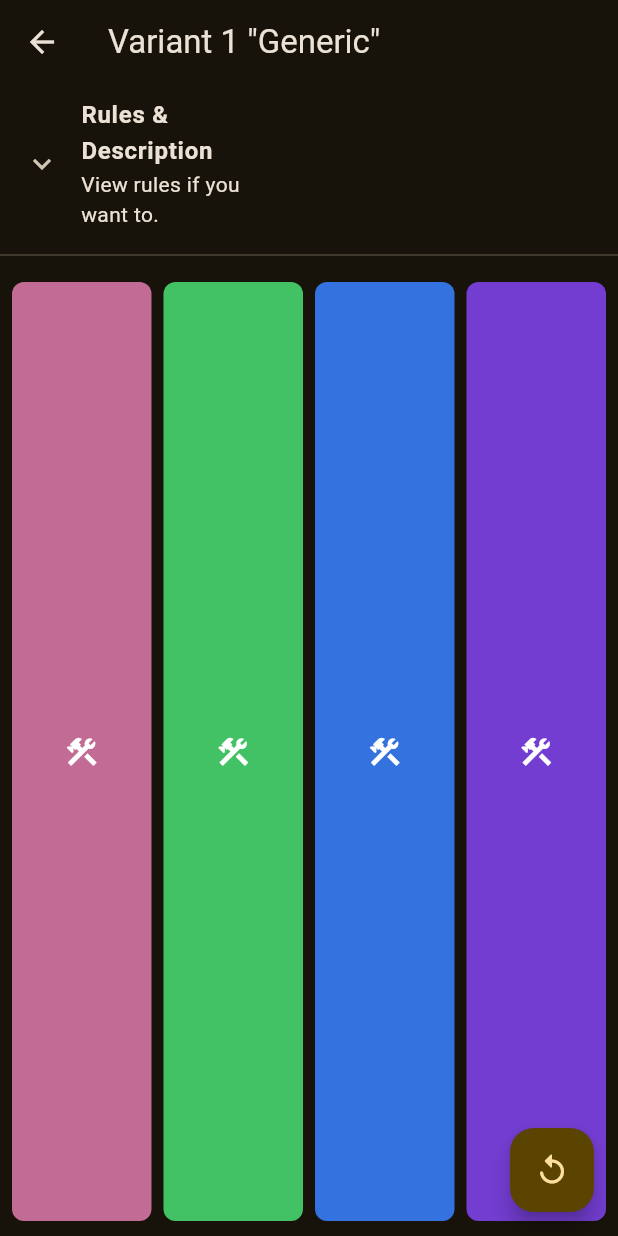
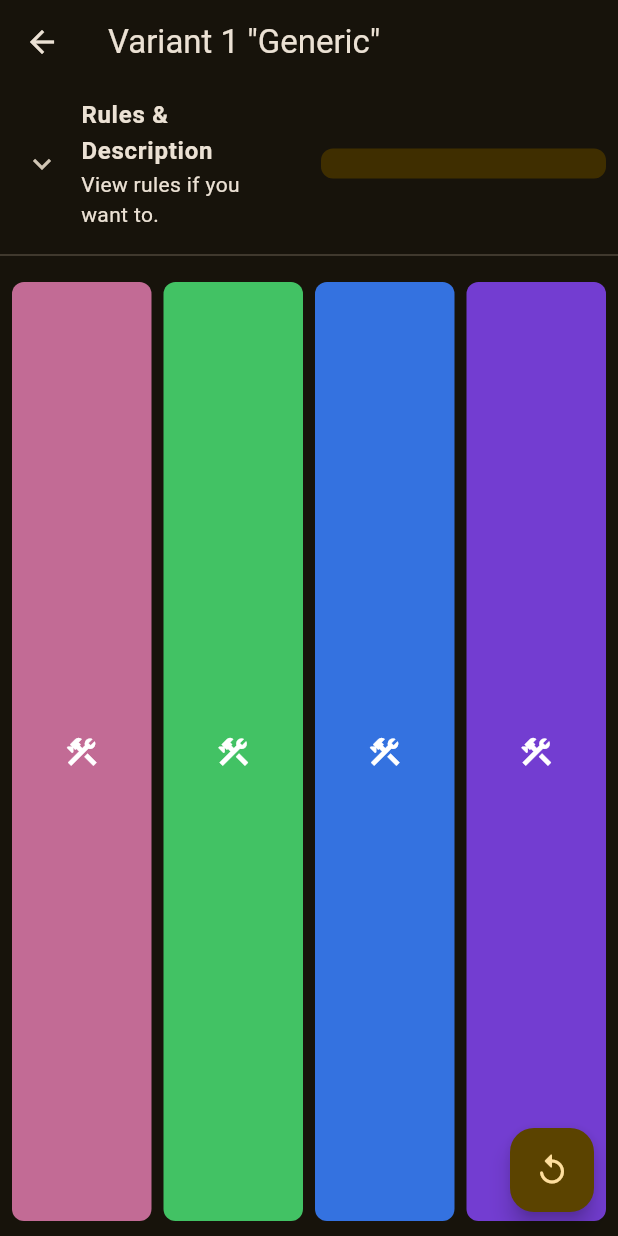
Before and after one commit to exoad/GTFO-RundownRoulette, a Flutter app: the Variant1RootScaffold screen opened directly, on a phone screen of 412 x 824 dp. Run offline on Flutter 3.47's test engine with Material 3 defaults, Android fonts, the light colour scheme and no system bars; our stand-ins replace adaptive_theme, community_material_icon, equatable, flutter_animate, flutter_colorpicker; missing offline and left inert: rnd.

Commit message:
tidy up, going to take a break LOL

```diff
--- a/lib/interface/variant_1_page.dart
+++ b/lib/interface/variant_1_page.dart
@@ -1,4 +1,6 @@
+import 'package:adaptive_theme/adaptive_theme.dart';
 import 'package:flutter/material.dart';
+import 'package:flutter_animate/flutter_animate.dart';
 import 'package:gtfo_rundown_roulette/interface/current_run.dart';
 import 'package:gtfo_rundown_roulette/shared/classes_runs.dart';
 import 'package:gtfo_rundown_roulette/shared/generated.dart';
@@ -89,6 +91,20 @@ class _ContentBodyState extends State<_ContentBody> {
               ),
             ),
             Expanded(
+              child: Padding(
+                padding:
+                    Provider.of<CurrentRun>(context).run == null
+                        ? const EdgeInsets.symmetric(horizontal: 8)
+                        : EdgeInsets.zero,
+                child: Container(
+                  decoration: BoxDecoration(
+                    borderRadius: BorderRadius.circular(8),
+                    color:
+                        AdaptiveTheme.of(
+                          context,
+                        ).theme.buttonTheme.colorScheme?.onPrimary,
+                  ),
+                  padding: const EdgeInsets.symmetric(horizontal: 8, vertical: 10),
                   child:
                       Provider.of<CurrentRun>(context).run == null
                           ? const SizedBox()
@@ -97,16 +113,21 @@ class _ContentBodyState extends State<_ContentBody> {
                             crossAxisAlignment: CrossAxisAlignment.start,
                             children: <Widget>[
                               Text(
-                            Provider.of<CurrentRun>(context).run!.mission.canonicalName,
+                                    Provider.of<CurrentRun>(
+                                      context,
+                                    ).run!.mission.canonicalName,
                                     style: const TextStyle(
                                       fontWeight: FontWeight.w900,
                                       fontSize: 22,
                                     ),
-                          ),
+                                  )
+                                  .animate(autoPlay: true)
+                                  .fade(duration: const Duration(milliseconds: 550)),
                               const SizedBox(height: 6),
                               Row(
                                 mainAxisAlignment: MainAxisAlignment.start,
                                 crossAxisAlignment: CrossAxisAlignment.center,
+                                spacing: 6,
                                 children: <Widget>[
                                   Tooltip(
                                         message: "MAIN",
@@ -117,7 +138,9 @@ class _ContentBodyState extends State<_ContentBody> {
                                           cacheWidth: 48,
                                           cacheHeight: 48,
                                         ),
-                              ),
+                                      )
+                                      .animate(autoPlay: true)
+                                      .fade(duration: const Duration(milliseconds: 400)),
                                   if (Provider.of<CurrentRun>(
                                     context,
                                   ).run!.sectors.contains(Sector.secondary))
@@ -130,6 +153,11 @@ class _ContentBodyState extends State<_ContentBody> {
                                             cacheWidth: 48,
                                             cacheHeight: 48,
                                           ),
+                                        )
+                                        .animate(autoPlay: true)
+                                        .fade(
+                                          duration: const Duration(milliseconds: 400),
+                                          delay: const Duration(milliseconds: 300),
                                         ),
                                   if (Provider.of<CurrentRun>(
                                     context,
@@ -143,6 +171,11 @@ class _ContentBodyState extends State<_ContentBody> {
                                             cacheWidth: 48,
                                             cacheHeight: 48,
                                           ),
+                                        )
+                                        .animate(autoPlay: true)
+                                        .fade(
+                                          duration: const Duration(milliseconds: 400),
+                                          delay: const Duration(milliseconds: 480),
                                         ),
                                   if (Provider.of<CurrentRun>(
                                         context,
@@ -159,10 +192,17 @@ class _ContentBodyState extends State<_ContentBody> {
                                             cacheWidth: 48,
                                             cacheHeight: 48,
                                           ),
+                                        )
+                                        .animate(autoPlay: true)
+                                        .fade(
+                                          duration: const Duration(milliseconds: 400),
+                                          delay: const Duration(milliseconds: 500),
                                         ),
                                 ],
                               ),
                             ],
+                          ),
+                ),
               ),
             ),
           ],
```
Lines whose indentation alone changed are shown as unchanged.
